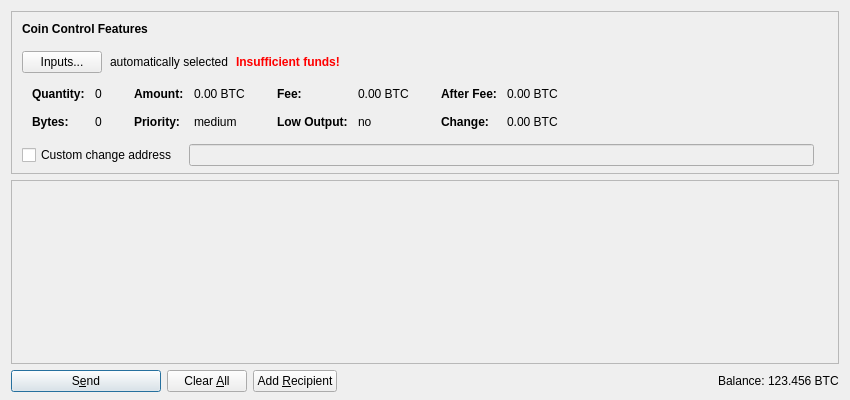
Above: src/qt/forms/sendcoinsdialog.ui from Anoncoin/anoncoin before the change. Below: the same form after it.
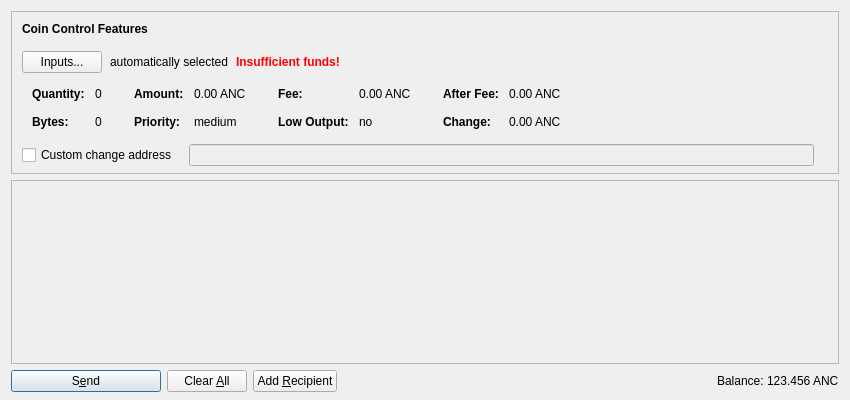
That is the form after the change. Icons and pictures are not drawn. Custom widgets are drawn as their Qt base class.

```diff
--- a/src/qt/forms/sendcoinsdialog.ui
+++ b/src/qt/forms/sendcoinsdialog.ui
@@ -321,7 +321,7 @@
                   <enum>Qt::ActionsContextMenu</enum>
                  </property>
                  <property name="text">
-                  <string notr="true">0.00 BTC</string>
+                  <string notr="true">0.00 ANC</string>
                  </property>
                  <property name="textInteractionFlags">
                   <set>Qt::LinksAccessibleByMouse|Qt::TextSelectableByKeyboard|Qt::TextSelectableByMouse</set>
@@ -401,7 +401,7 @@
                   <enum>Qt::ActionsContextMenu</enum>
                  </property>
                  <property name="text">
-                  <string notr="true">0.00 BTC</string>
+                  <string notr="true">0.00 ANC</string>
                  </property>
                  <property name="textInteractionFlags">
                   <set>Qt::LinksAccessibleByMouse|Qt::TextSelectableByKeyboard|Qt::TextSelectableByMouse</set>
@@ -481,7 +481,7 @@
                   <enum>Qt::ActionsContextMenu</enum>
                  </property>
                  <property name="text">
-                  <string notr="true">0.00 BTC</string>
+                  <string notr="true">0.00 ANC</string>
                  </property>
                  <property name="textInteractionFlags">
                   <set>Qt::LinksAccessibleByMouse|Qt::TextSelectableByKeyboard|Qt::TextSelectableByMouse</set>
@@ -510,7 +510,7 @@
                   <enum>Qt::ActionsContextMenu</enum>
                  </property>
                  <property name="text">
-                  <string notr="true">0.00 BTC</string>
+                  <string notr="true">0.00 ANC</string>
                  </property>
                  <property name="textInteractionFlags">
                   <set>Qt::LinksAccessibleByMouse|Qt::TextSelectableByKeyboard|Qt::TextSelectableByMouse</set>
@@ -765,7 +765,7 @@
           <cursorShape>IBeamCursor</cursorShape>
          </property>
          <property name="text">
-          <string notr="true">123.456 BTC</string>
+          <string notr="true">123.456 ANC</string>
          </property>
          <property name="textInteractionFlags">
           <set>Qt::LinksAccessibleByMouse|Qt::TextSelectableByKeyboard|Qt::TextSelectableByMouse</set>
```
Left out of the diff: 6 changed lines with no effect on the pictures.
